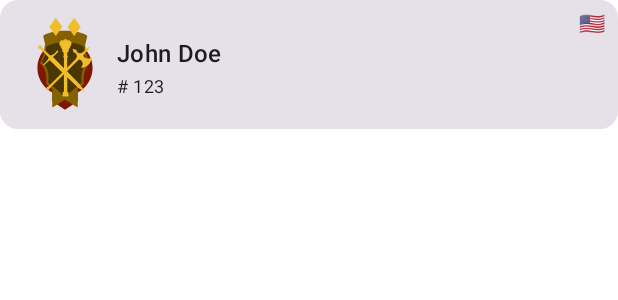
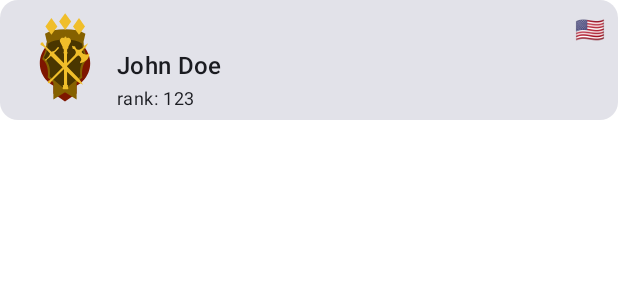
Before and after one commit to fexapk/aoe-lookup, an Android app built with Jetpack Compose: the @Preview function PlayerCardPreview, on a phone screen of 412 x 824 dp. Shown: the top 300 px of the screen. Run offline under Robolectric (Android 15) with nearby library versions, the phone set to English and light mode, and no system bars.

Commit message:
There has been some changes mainly aesthetic related

```diff
--- a/app/src/main/java/com/fexapk/aoelookup/data/RankDrawable.kt
+++ b/app/src/main/java/com/fexapk/aoelookup/data/RankDrawable.kt
@@ -23,7 +23,6 @@ object RankDrawable {
         "bronze_3" to R.drawable.bronze_three,
         "bronze_2" to R.drawable.bronze_two,
         "bronze_1" to R.drawable.bronze_one,
-        "no_rank" to R.drawable.no_rank
     )
 
     @DrawableRes
--- a/app/src/main/java/com/fexapk/aoelookup/model/RmSolo.kt
+++ b/app/src/main/java/com/fexapk/aoelookup/model/RmSolo.kt
@@ -1,18 +1,17 @@
 package com.fexapk.aoelookup.model
 
 import com.google.gson.annotations.SerializedName
-
 data class RmSolo(
-    val rating: Int = 0,
-    val rank: Int = 0,
-   @SerializedName("rank_level") val rankLevel: String = "no_rank",
-    val streak: Int = 0,
-    val gamesCount: Int = 0,
-    val winsCount: Int = 0,
-    val lossesCount: Int = 0,
-    val disputesCount: Int = 0,
-    val dropsCount: Int = 0,
-    val lastGameAt: String = "never",
-    val winRate: Double = 0.0,
-    val season: Int = 0,
+    val rating: Int,
+    val rank: Int,
+    @SerializedName("rank_level") val rankLevel: String,
+    val streak: Int,
+    @SerializedName("games_count") val gamesCount: Int,
+    @SerializedName("wins_count") val winsCount: Int,
+    @SerializedName("losses_count") val lossesCount: Int,
+    @SerializedName("disputes_count") val disputesCount: Int,
+    @SerializedName("drops_count") val dropsCount: Int,
+    @SerializedName("last_game_at") val lastGameAt: String,
+    @SerializedName("win_rate") val winRate: Double,
+    val season: Int
 )
--- a/app/src/main/java/com/fexapk/aoelookup/screens/PlayerComposables.kt
+++ b/app/src/main/java/com/fexapk/aoelookup/screens/PlayerComposables.kt
@@ -16,8 +16,8 @@ import androidx.compose.material3.Card
 import androidx.compose.material3.MaterialTheme
 import androidx.compose.material3.Text
 import androidx.compose.runtime.Composable
+import androidx.compose.ui.Alignment
 import androidx.compose.ui.Modifier
-import androidx.compose.ui.layout.ContentScale
 import androidx.compose.ui.res.painterResource
 import androidx.compose.ui.res.stringResource
 import androidx.compose.ui.tooling.preview.Preview
@@ -27,6 +27,7 @@ import com.fexapk.aoelookup.data.RankDrawable
 import com.fexapk.aoelookup.model.Leaderboards
 import com.fexapk.aoelookup.model.Player
 import com.fexapk.aoelookup.model.RmSolo
+import com.fexapk.aoelookup.ui.theme.AoeLookUpTheme
 
 @Composable
 fun PlayerCard(
@@ -34,17 +35,34 @@ fun PlayerCard(
     modifier: Modifier = Modifier
 ) {
 
-    Card {
+    val unranked = "unranked"
+    val rankLevel: String = player.leaderboards.rmSolo?.rankLevel ?: unranked
+
+    Card(
+        modifier = Modifier.height(80.dp)
+    ) {
         Row(
+            verticalAlignment = Alignment.CenterVertically,
             modifier = modifier
         ) {
-            Image(
-                painter = painterResource(
-                    RankDrawable.getRankDrawable(player.leaderboards.rmSolo?.rankLevel ?: "no_rank")
-                ),
-                contentDescription = null,
-                modifier = Modifier.size(70.dp)
-            )
+            if (rankLevel == unranked) {
+                Image(
+                    painter = painterResource(id = R.drawable.no_rank),
+                    contentDescription = null,
+                    modifier = Modifier
+                        .size(60.dp)
+                        .padding(8.dp)
+                )
+            } else {
+
+                val rankDrawableResource = RankDrawable.getRankDrawable(rankLevel)
+
+                Image(
+                    painter = painterResource(rankDrawableResource),
+                    contentDescription = null,
+                    modifier = Modifier.size(70.dp)
+                )
+            }
             PlayerInformation(
                 player = player
             )
@@ -58,10 +76,10 @@ fun PlayerInformation(
     modifier: Modifier = Modifier
 ) {
 
-    val playerRank = player.leaderboards.rmSolo?.rank ?: 0
+    val rank = player.leaderboards.rmSolo?.rank ?: 0
 
     Column(
-        verticalArrangement = Arrangement.Center,
+        verticalArrangement = Arrangement.Top,
         modifier = modifier
     ) {
         Row(
@@ -78,7 +96,7 @@ fun PlayerInformation(
         )
         Spacer(modifier = Modifier.height(2.dp))
         Text(
-            text = "# $playerRank",
+            text = stringResource(id = R.string.player_rank, rank),
             style = MaterialTheme.typography.bodySmall
         )
     }
@@ -90,7 +108,8 @@ fun PlayerList(players: List<Player>?, modifier: Modifier = Modifier) {
         NoPlayersFoundBox(Modifier.fillMaxSize())
     } else {
         LazyColumn(
-            verticalArrangement = Arrangement.spacedBy(4.dp)
+            verticalArrangement = Arrangement.spacedBy(4.dp),
+            modifier = modifier
         ) {
             items(players) { player ->
                 PlayerCard(
@@ -105,7 +124,6 @@ fun PlayerList(players: List<Player>?, modifier: Modifier = Modifier) {
 
 }
 
-@Preview(showBackground = true)
 @Composable
 fun NoPlayersFoundBox(modifier: Modifier = Modifier) {
     CenteredBox(modifier = modifier) {
@@ -119,13 +137,30 @@ fun NoPlayersFoundBox(modifier: Modifier = Modifier) {
 @Preview
 @Composable
 fun PlayerCardPreview() {
+    AoeLookUpTheme {
+        val player = getDefaultPlayer()
+        PlayerCard(
+            player = player,
+            modifier = Modifier.padding(8.dp)
+        )
+    }
+}
+
+@Preview
+@Composable
+fun PlayerNoRankPreview() {
+
+    val player = getNoRankPlayer()
+
     PlayerCard(
-        player = getDefaultPlayer(),
-
+        player = player,
         modifier = Modifier.padding(8.dp)
     )
 }
 
+/**
+ * Returns the flag emoji to the corresponding two uppercase letters iso 3166 country code
+ */
 fun isoCountryCodeToEmojiFlag(isoCode: String?): String {
 
     if (isoCode == null) return "\u2753"
@@ -141,7 +176,7 @@ fun getDefaultPlayer(): Player {
         rmSolo = RmSolo(
             rating = 900,
             rank = 123,
-            rankLevel = "conqueror_2",
+            rankLevel = "conqueror_3",
             streak = 3,
             gamesCount = 50,
             winsCount = 30,
@@ -163,3 +198,17 @@ fun getDefaultPlayer(): Player {
         leaderboards = leaderboards
     )
 }
+
+fun getNoRankPlayer() : Player {
+
+    val leaderboards = Leaderboards(rmSolo = null)
+
+    return Player(
+        name = "John Doe",
+        profileId = 123456,
+        steamId = "765611987654321",
+        country = "us",
+        lastGameAt = "2024-02-03T12:45:00.000Z",
+        leaderboards = leaderboards
+    )
+}
--- a/app/src/main/java/com/fexapk/aoelookup/ui/theme/Color.kt
+++ b/app/src/main/java/com/fexapk/aoelookup/ui/theme/Color.kt
@@ -2,9 +2,9 @@ package com.fexapk.aoelookup.ui.theme
 
 import androidx.compose.ui.graphics.Color
 
-val Purple80 = Color(0xFFD0BCFF)
-val PurpleGrey80 = Color(0xFFCCC2DC)
-val Pink80 = Color(0xFFEFB8C8)
+val Gray42 = Color(0xFF424242)
+val Gray33 = Color(0xFF333333)
+val Gray21 = Color(0xFF212121)
 
 val Purple40 = Color(0xFF6650a4)
 val PurpleGrey40 = Color(0xFF625b71)
--- a/app/src/main/java/com/fexapk/aoelookup/ui/theme/Theme.kt
+++ b/app/src/main/java/com/fexapk/aoelookup/ui/theme/Theme.kt
@@ -16,9 +16,9 @@ import androidx.compose.ui.platform.LocalView
 import androidx.core.view.WindowCompat
 
 private val DarkColorScheme = darkColorScheme(
-    primary = Purple80,
-    secondary = PurpleGrey80,
-    tertiary = Pink80
+    primary = Gray42,
+    secondary = Gray33,
+    tertiary = Gray21
 )
 
 private val LightColorScheme = lightColorScheme(
--- a/app/src/main/res/values/colors.xml
+++ b/app/src/main/res/values/colors.xml
@@ -1,5 +1,6 @@
 <?xml version="1.0" encoding="utf-8"?>
 <resources>
+    <color name="ic_launcher_background">#FFFFFF</color>
     <color name="purple_200">#FFBB86FC</color>
     <color name="purple_500">#FF6200EE</color>
     <color name="purple_700">#FF3700B3</color>
--- a/app/src/main/res/values/strings.xml
+++ b/app/src/main/res/values/strings.xml
@@ -1,4 +1,5 @@
 <resources>
     <string name="app_name">Aoe Look up</string>
     <string name="no_players_found">No Players Found</string>
+    <string name="player_rank">rank: %s</string>
 </resources>
--- a/app/src/main/res/values/themes.xml
+++ b/app/src/main/res/values/themes.xml
@@ -1,5 +1,4 @@
 <?xml version="1.0" encoding="utf-8"?>
 <resources>
-
     <style name="Theme.AoeLookUp" parent="android:Theme.Material.Light.NoActionBar" />
 </resources>
```
Also changed, not shown: app/src/main/java/com/fexapk/aoelookup/screens/SearchScreen.kt (+17 -7 lines).
